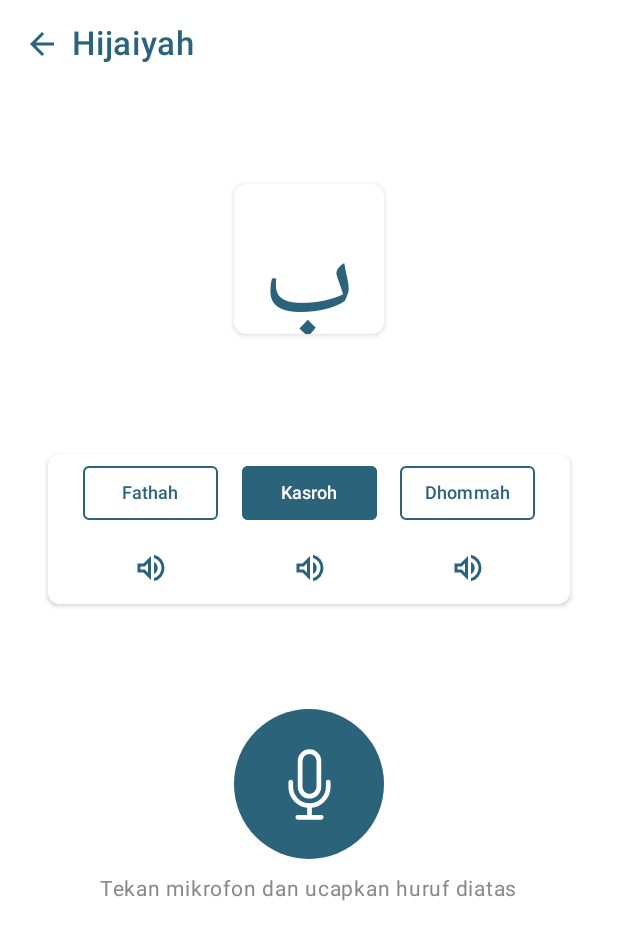
After one commit to Reinjin/Quranku_app, an Android app built with Jetpack Compose: the composable DetailHurufScreen shown on its own in the app's theme, on a phone screen of 412 x 824 dp. The commit adds this screen. Shown: the top 940 px of the screen. Run offline under Robolectric (Android 15) with nearby library versions, the phone set to English and light mode, and no system bars.

Commit message:
Make DetailHurufScreen.kt and AudioRecorder.kt, add permission for record audio

```diff
--- a/app/src/main/AndroidManifest.xml
+++ b/app/src/main/AndroidManifest.xml
@@ -8,6 +8,10 @@
     <!--akses izin lokasi-->
     <uses-permission android:name="android.permission.ACCESS_FINE_LOCATION" />
     <uses-permission android:name="android.permission.ACCESS_COARSE_LOCATION" />
+
+    <!--Audio Record-->
+    <uses-permission android:name="android.permission.RECORD_AUDIO" />
+
 
     <application
         android:name=".QurankuApp"
--- /dev/null
+++ b/app/src/main/java/com/quranku/quranku_app/ui/screens/DetailHurufScreen.kt
@@ -0,0 +1,209 @@
+package com.quranku.quranku_app.ui.screens
+
+import androidx.compose.foundation.BorderStroke
+import androidx.compose.foundation.background
+import androidx.compose.foundation.layout.*
+import androidx.compose.foundation.shape.CircleShape
+import androidx.compose.foundation.shape.RoundedCornerShape
+import androidx.compose.material.icons.Icons
+import androidx.compose.material.icons.filled.ArrowBack
+import androidx.compose.material3.Button
+import androidx.compose.material3.ButtonDefaults
+import androidx.compose.material3.Card
+import androidx.compose.material3.CardDefaults
+import androidx.compose.material3.Icon
+import androidx.compose.material3.Text
+import androidx.compose.runtime.Composable
+import androidx.compose.runtime.getValue
+import androidx.compose.runtime.mutableStateOf
+import androidx.compose.runtime.remember
+import androidx.compose.runtime.setValue
+import androidx.compose.ui.Alignment
+import androidx.compose.ui.Modifier
+import androidx.compose.ui.graphics.Color
+import androidx.compose.ui.text.font.FontWeight
+import androidx.compose.ui.text.style.TextOverflow
+import androidx.compose.ui.tooling.preview.Preview
+import androidx.compose.ui.unit.dp
+import androidx.compose.ui.unit.sp
+import com.quranku.quranku_app.ui.util.Microphone
+import com.quranku.quranku_app.ui.util.Volume_up
+
+@Composable
+fun DetailHurufScreen() {
+    // State untuk melacak kondisi yang dipilih
+    var selectedCondition by remember { mutableStateOf("Kasroh") }
+
+    Column(
+        modifier = Modifier
+            .fillMaxSize()
+            .background(Color.White)
+            .padding(16.dp),
+        horizontalAlignment = Alignment.CenterHorizontally
+    ) {
+        // Back Button and Title
+        Row(
+            modifier = Modifier.fillMaxWidth(),
+            horizontalArrangement = Arrangement.Start,
+            verticalAlignment = Alignment.CenterVertically
+        ) {
+            Icon(
+                imageVector = Icons.Default.ArrowBack,
+                contentDescription = "Back",
+                tint = Color(0xFF2B637B),
+                modifier = Modifier.size(24.dp)
+            )
+            Spacer(modifier = Modifier.width(8.dp))
+            Text(
+                text = "Hijaiyah",
+                fontSize = 22.sp,
+                fontWeight = FontWeight.Medium,
+                color = Color(0xFF2B637B)
+            )
+        }
+
+        Spacer(modifier = Modifier.height(80.dp))
+
+        // Hijaiyah Letter Card
+        Card(
+            shape = RoundedCornerShape(8.dp),
+            elevation = CardDefaults.cardElevation(defaultElevation = 2.dp),
+            modifier = Modifier.size(100.dp),
+            colors = CardDefaults.cardColors(containerColor = Color.White)
+        ) {
+            Box(
+                contentAlignment = Alignment.Center,
+                modifier = Modifier.fillMaxSize()
+            ) {
+                Text(
+                    text = "ب",
+                    fontSize = 80.sp,
+                    fontWeight = FontWeight.Normal,
+                    color = Color(0xFF2B637B)
+                )
+            }
+        }
+
+        Spacer(modifier = Modifier.height(80.dp))
+
+        // Condition Buttons (Fathah, Kasroh, Dhommah)
+        Card(
+            shape = RoundedCornerShape(8.dp),
+            elevation = CardDefaults.cardElevation(defaultElevation = 2.dp),
+            modifier = Modifier
+                .fillMaxWidth()
+                .padding(horizontal = 16.dp)
+                .height(100.dp),
+            colors = CardDefaults.cardColors(containerColor = Color.White)
+        ) {
+            Row(
+                modifier = Modifier
+                    .fillMaxWidth()
+                    .padding(8.dp),
+                horizontalArrangement = Arrangement.SpaceEvenly,
+                verticalAlignment = Alignment.CenterVertically
+            ) {
+                ConditionButton(
+                    text = "Fathah",
+                    isSelected = selectedCondition == "Fathah",
+                    onClick = { selectedCondition = "Fathah" }
+                )
+                ConditionButton(
+                    text = "Kasroh",
+                    isSelected = selectedCondition == "Kasroh",
+                    onClick = { selectedCondition = "Kasroh" }
+                )
+                ConditionButton(
+                    text = "Dhommah",
+                    isSelected = selectedCondition == "Dhommah",
+                    onClick = { selectedCondition = "Dhommah" }
+                )
+            }
+        }
+
+        Spacer(modifier = Modifier.height(70.dp))
+
+        // Microphone Button and Text
+        Box(
+            contentAlignment = Alignment.Center,
+            modifier = Modifier
+                .size(100.dp)
+                .background(
+                    color = Color(0xFF2B637B),
+                    shape = CircleShape
+                )
+        ) {
+            Icon(
+                imageVector = Microphone,
+                contentDescription = "Microphone",
+                tint = Color.White,
+                modifier = Modifier.size(50.dp)
+            )
+        }
+
+        Spacer(modifier = Modifier.height(8.dp))
+
+        Text(
+            text = "Tekan mikrofon dan ucapkan huruf diatas",
+            fontSize = 14.sp,
+            color = Color.Gray,
+            modifier = Modifier.padding(bottom = 16.dp)
+        )
+    }
+}
+
+@Composable
+fun ConditionButton(
+    text: String,
+    isSelected: Boolean,
+    onClick: () -> Unit
+) {
+    Column(
+        horizontalAlignment = Alignment.CenterHorizontally
+    ) {
+        Button(
+            onClick = onClick,
+            colors = ButtonDefaults.buttonColors(
+                containerColor = if (isSelected) Color(0xFF2B637B) else Color.White,
+                contentColor = if (isSelected) Color.White else Color(0xFF2B637B)
+            ),
+            shape = RoundedCornerShape(4.dp),
+            modifier = Modifier
+                .width(90.dp)
+                .height(36.dp),
+            elevation = ButtonDefaults.buttonElevation(
+                defaultElevation = 0.dp
+            ),
+            border = BorderStroke(
+                1.dp,
+                Color(0xFF2B637B)
+            ),
+            contentPadding = PaddingValues(
+                horizontal = 4.dp,
+                vertical = 0.dp
+            )
+        ) {
+            Text(
+                text = text,
+                fontSize = 12.sp,
+                maxLines = 1,
+                overflow = TextOverflow.Ellipsis
+            )
+        }
+
+        Spacer(modifier = Modifier.height(20.dp))
+
+        Icon(
+            imageVector = Volume_up,
+            contentDescription = "Sound",
+            tint = Color(0xFF2B637B),
+            modifier = Modifier.size(24.dp)
+        )
+    }
+}
+
+@Preview(showBackground = true)
+@Composable
+fun DetailHurufScreenPreview() {
+    DetailHurufScreen()
+}
```
Also changed, not shown: app/src/main/java/com/quranku/quranku_app/ui/util/AudioRecorder.kt (added, +183 -0 lines), app/src/main/java/com/quranku/quranku_app/ui/util/IconUtils.kt (+112 -0 lines).
